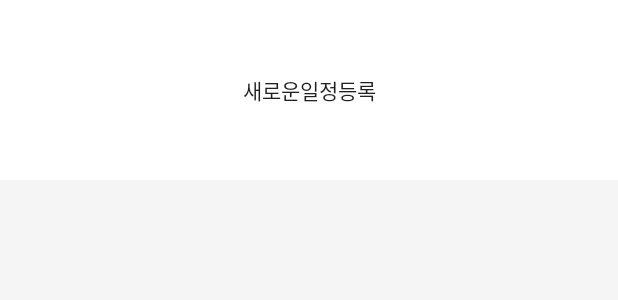
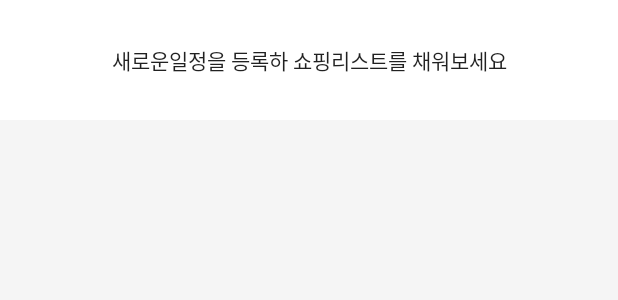
Before and after one commit to woosuk-oh/SadajoProject, an Android app: the layout shoppinglist_recyclerview_item1_first.xml on its own in the app's theme, with its tools: preview values and no code run, on a phone screen of 412 x 824 dp. Shown: the top 300 px of the screen. Run offline under Robolectric (Android 15) with nearby library versions, the phone set to English and light mode, and no system bars; Roboto replaces fonts that are not available here.

Commit message:
modified : ShoppingListFragment

```diff
--- a/app/src/main/java/com/tacademy/sadajo/mypage/MypageBuyActivity.java
+++ b/app/src/main/java/com/tacademy/sadajo/mypage/MypageBuyActivity.java
@@ -10,7 +10,6 @@ import android.support.v7.app.AppCompatActivity;
 import android.support.v7.widget.Toolbar;
 
 import com.tacademy.sadajo.R;
-import com.tacademy.sadajo.shoppinglist.ShoppingListFragment;
 
 import java.util.ArrayList;
 
--- a/app/src/main/res/layout/fragment_shoppinglist.xml
+++ b/app/src/main/res/layout/fragment_shoppinglist.xml
@@ -2,9 +2,11 @@
 <LinearLayout xmlns:android="http://schemas.android.com/apk/res/android"
     android:orientation="vertical" android:layout_width="match_parent"
     android:layout_height="match_parent">
+
     <android.support.v7.widget.RecyclerView
         xmlns:android="http://schemas.android.com/apk/res/android"
         android:id="@+id/shoppingListRecyclerView1"
         android:layout_width="match_parent"
         android:layout_height="wrap_content" />
+
 </LinearLayout>
--- a/app/src/main/res/layout/shoppinglist_recyclerview_item1.xml
+++ b/app/src/main/res/layout/shoppinglist_recyclerview_item1.xml
@@ -11,8 +11,7 @@
         android:layout_height="match_parent"
         android:orientation="vertical"
         android:layout_weight="1"
-        android:background="@drawable/sl_image"
-        android:alpha="0.8"
+
         >
          <com.tacademy.sadajo.fonts.GothamTextView
             android:id="@+id/countryNameTextView"
--- a/app/src/main/res/layout/shoppinglist_recyclerview_item1_first.xml
+++ b/app/src/main/res/layout/shoppinglist_recyclerview_item1_first.xml
@@ -2,7 +2,7 @@
 <LinearLayout xmlns:android="http://schemas.android.com/apk/res/android"
     android:orientation="horizontal"
     android:layout_width="match_parent"
-    android:layout_height="120dp"
+    android:layout_height="80dp"
     android:background="@color/white">
 
 
@@ -15,7 +15,7 @@
          android:layout_width="match_parent"
          android:layout_height="match_parent"
          android:background="@color/white"
-         android:text="새로운일정등록"/>
+         android:text="새로운일정을 등록하 쇼핑리스트를 채워보세요"/>
     </LinearLayout>
 
 </LinearLayout>
```
Also changed, not shown: app/src/main/java/com/tacademy/sadajo/mypage/MyPageActivity.java (+4 -4 lines), app/src/main/java/com/tacademy/sadajo/shoppinglist/ShoppingListFragment.java (+11 -0 lines), app/src/main/res/drawable-xxhdpi/sl_plus.png (added).
